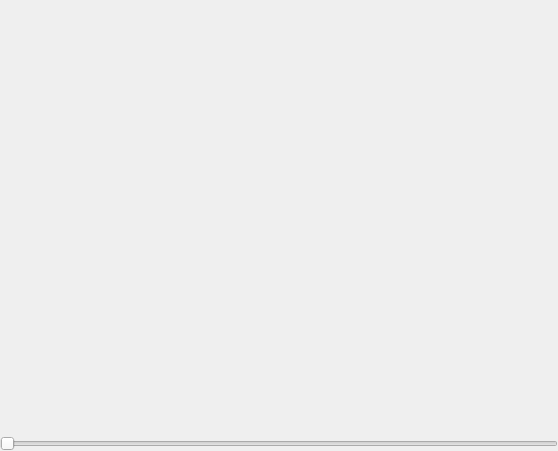
Apkawa/QGifer, file ui/frameplayer.ui: the form before one commit.
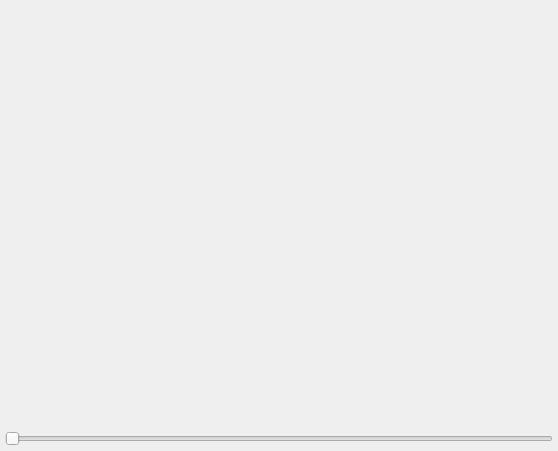
The form after the commit.

The edit to the form file:
```diff
--- a/ui/frameplayer.ui
+++ b/ui/frameplayer.ui
@@ -15,7 +15,7 @@
   </property>
   <layout class="QGridLayout" name="gridLayout">
    <property name="margin">
-    <number>0</number>
+    <number>5</number>
    </property>
    <item row="1" column="0" colspan="2">
     <widget class="QSlider" name="slider">
```
